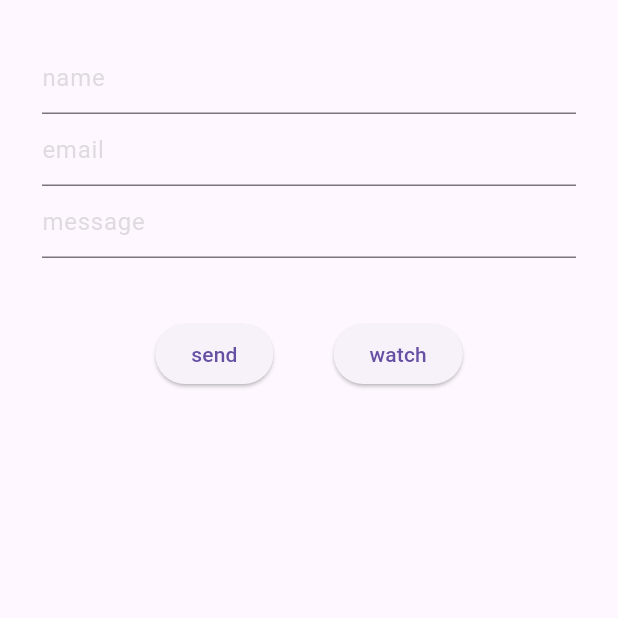
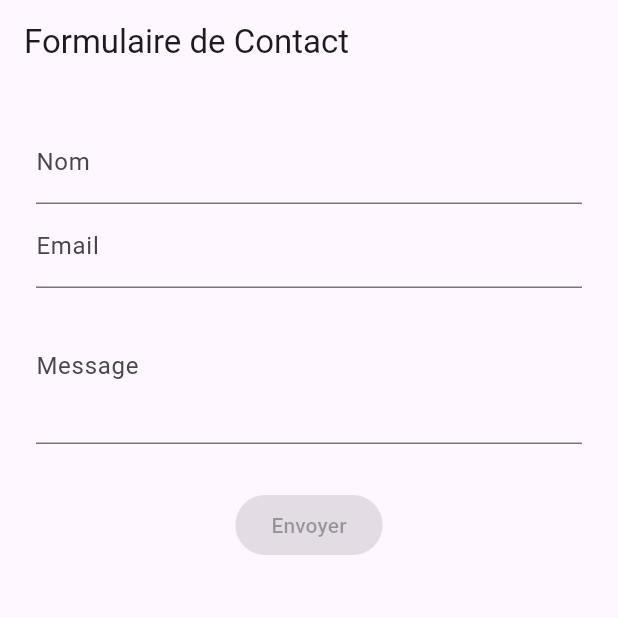
Before and after one commit to Idriss-rayan/chat.nodejs, a Flutter app: the screen it shows after launch, on a phone screen of 412 x 824 dp, the top half of it. Run offline on Flutter 3.47's test engine with Material 3 defaults, Android fonts, the phone set to English and light mode, and no system bars.

Commit message:
new file

```diff
--- /dev/null
+++ b/lib/assign-2/contact2.dart
@@ -0,0 +1,135 @@
+import 'dart:convert';
+
+import 'package:flutter/material.dart';
+import 'package:http/http.dart' as http;
+
+class Contact2 extends StatefulWidget {
+  const Contact2({super.key});
+
+  @override
+  State<Contact2> createState() => _Contact2State();
+}
+
+class _Contact2State extends State<Contact2> {
+  final _formKey = GlobalKey<FormState>();
+  final TextEditingController _name = TextEditingController();
+  final TextEditingController _email = TextEditingController();
+  final TextEditingController _message = TextEditingController();
+
+  bool isFormValid = false;
+
+  void _checkFormValid() {
+    setState(() {
+      isFormValid = _name.text.isNotEmpty &&
+          _email.text.isNotEmpty &&
+          _message.text.isNotEmpty;
+    });
+  }
+
+  @override
+  void initState() {
+    super.initState();
+    _name.addListener(_checkFormValid);
+    _email.addListener(_checkFormValid);
+    _message.addListener(_checkFormValid);
+  }
+
+  @override
+  void dispose() {
+    _name.dispose();
+    _email.dispose();
+    _message.dispose();
+    super.dispose();
+  }
+
+  void _submitForm() {
+    if (_formKey.currentState!.validate()) {
+      // Tous les champs sont valides
+      // print('Nom: ${_name.text}');
+      // print('Email: ${_email.text}');
+      // print('Message: ${_message.text}');
+      // ici tu peux ajouter http.post(...)
+    }
+  }
+
+  Future<void> postinfos() async {
+    String name = _name.text;
+    String email = _email.text;
+    String message = _message.text;
+    var url = Uri.parse('http://localhost:3000');
+    var response = await http.post(
+      url,
+      headers: {'content-type': 'application/json'},
+      body: jsonEncode(
+        {'name': name, 'email': email, 'message': message},
+      ),
+    );
+    if (response.statusCode == 200) {
+      var json = jsonDecode(response.body);
+      showDialog(
+        context: context,
+        builder: (_) => AlertDialog(
+          title: Text('success'),
+          content: Text(json['message']),
+        ),
+      );
+    }
+  }
+
+  @override
+  Widget build(BuildContext context) {
+    return Scaffold(
+      appBar: AppBar(title: Text('Formulaire de Contact')),
+      body: Padding(
+        padding: const EdgeInsets.all(24.0),
+        child: Form(
+          key: _formKey,
+          autovalidateMode: AutovalidateMode.onUserInteraction,
+          child: Column(
+            children: [
+              TextFormField(
+                controller: _name,
+                decoration: InputDecoration(labelText: 'Nom'),
+                validator: (value) {
+                  if (value == null || value.isEmpty) {
+                    return 'Le nom est requis';
+                  }
+                  return null;
+                },
+              ),
+              TextFormField(
+                controller: _email,
+                decoration: InputDecoration(labelText: 'Email'),
+                validator: (value) {
+                  if (value == null || value.isEmpty) {
+                    return 'L’email est requis';
+                  } else if (!value.contains('@')) {
+                    return 'Entrez un email valide';
+                  }
+                  return null;
+                },
+              ),
+              TextFormField(
+                controller: _message,
+                decoration: InputDecoration(labelText: 'Message'),
+                maxLines: 3,
+                validator: (value) {
+                  if (value == null || value.isEmpty) {
+                    return 'Le message est requis';
+                  }
+                  return null;
+                },
+              ),
+              const SizedBox(height: 30),
+              ElevatedButton(
+                onPressed: isFormValid ? postinfos : null,
+                //onPressed: isFormValid ? _submitForm : null,
+                child: const Text('Envoyer'),
+              ),
+            ],
+          ),
+        ),
+      ),
+    );
+  }
+}
--- a/lib/main.dart
+++ b/lib/main.dart
@@ -1,5 +1,6 @@
 //import 'package:chat/assign-0/formular.dart';
-import 'package:chat/assign-1/contactf.dart';
+//import 'package:chat/assign-1/contactf.dart';
+import 'package:chat/assign-2/contact2.dart';
 import 'package:flutter/material.dart';
 
 class MyApp extends StatelessWidget {
@@ -8,7 +9,7 @@ class MyApp extends StatelessWidget {
   @override
   Widget build(BuildContext context) {
     return MaterialApp(
-      home: Contactf(),
+      home: Contact2(),
     );
   }
 }
```
Also changed, not shown: 1 other file.
